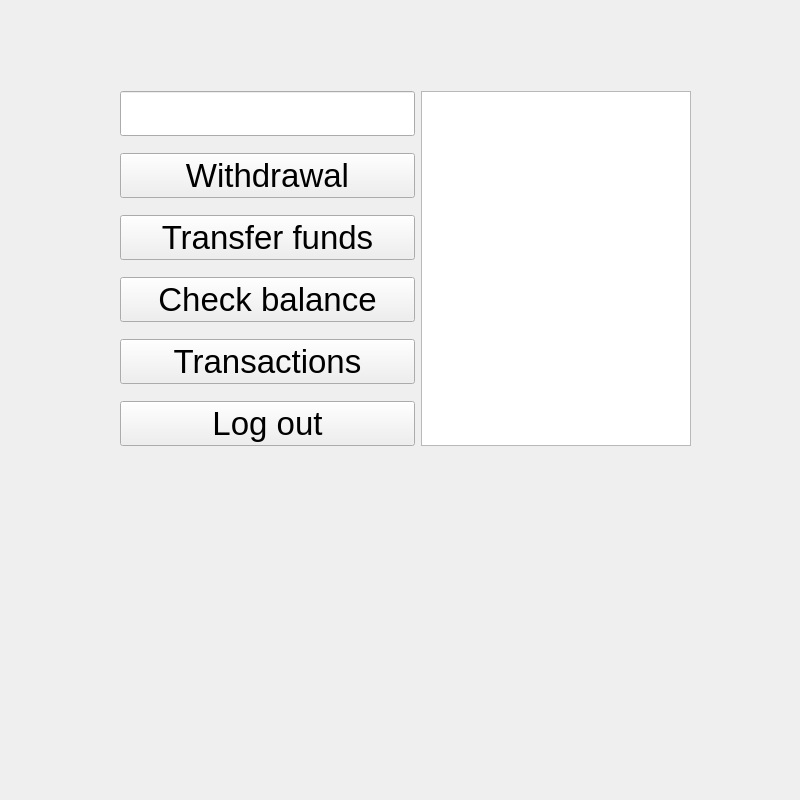
Qt form frontend/mainmenuwindow.ui (22kmo-project/group_12) before a commit.
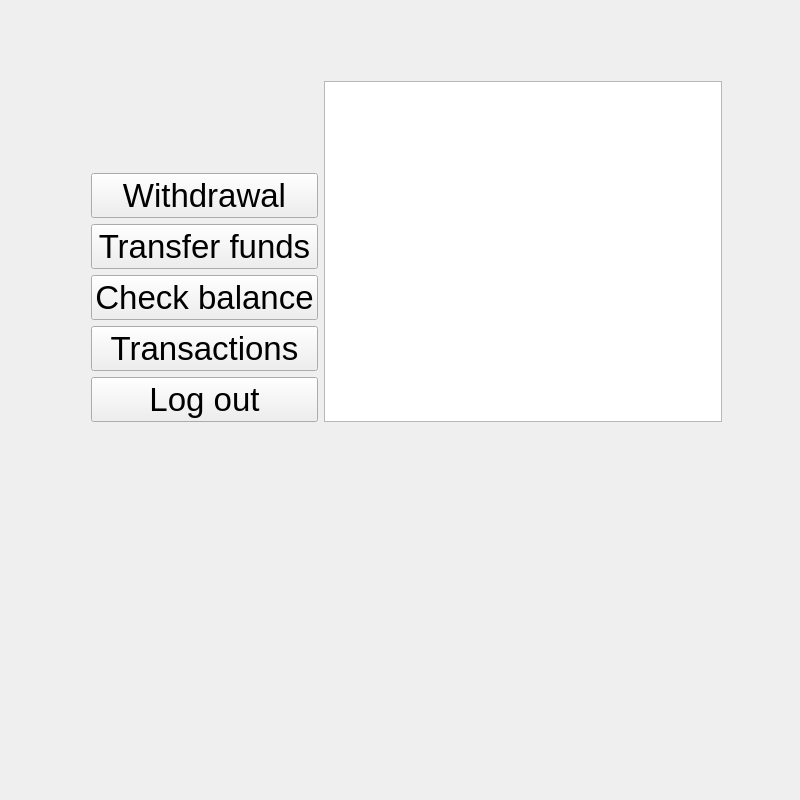
The same form after that commit.

```diff
--- a/frontend/mainmenuwindow.ui
+++ b/frontend/mainmenuwindow.ui
@@ -16,18 +16,36 @@
   <property name="windowTitle">
    <string>Main Menu</string>
   </property>
-  <widget class="QWidget" name="layoutWidget">
+  <widget class="QWidget" name="">
    <property name="geometry">
     <rect>
-     <x>120</x>
-     <y>80</y>
-     <width>571</width>
-     <height>381</height>
+     <x>91</x>
+     <y>81</y>
+     <width>631</width>
+     <height>341</height>
     </rect>
    </property>
    <layout class="QGridLayout" name="gridLayout">
+    <item row="0" column="0">
+     <widget class="QLabel" name="label">
+      <property name="font">
+       <font>
+        <pointsize>25</pointsize>
+       </font>
+      </property>
+      <property name="text">
+       <string/>
+      </property>
+     </widget>
+    </item>
     <item row="0" column="1" rowspan="6">
-     <widget class="QTextEdit" name="text_infobox"/>
+     <widget class="QTextEdit" name="text_infobox">
+      <property name="font">
+       <font>
+        <pointsize>12</pointsize>
+       </font>
+      </property>
+     </widget>
     </item>
     <item row="1" column="0">
      <widget class="QPushButton" name="btnWithdrawal">
@@ -92,15 +110,6 @@
       </property>
      </widget>
     </item>
-    <item row="0" column="0">
-     <widget class="QLineEdit" name="lineEdit">
-      <property name="font">
-       <font>
-        <pointsize>25</pointsize>
-       </font>
-      </property>
-     </widget>
-    </item>
    </layout>
   </widget>
  </widget>
```
